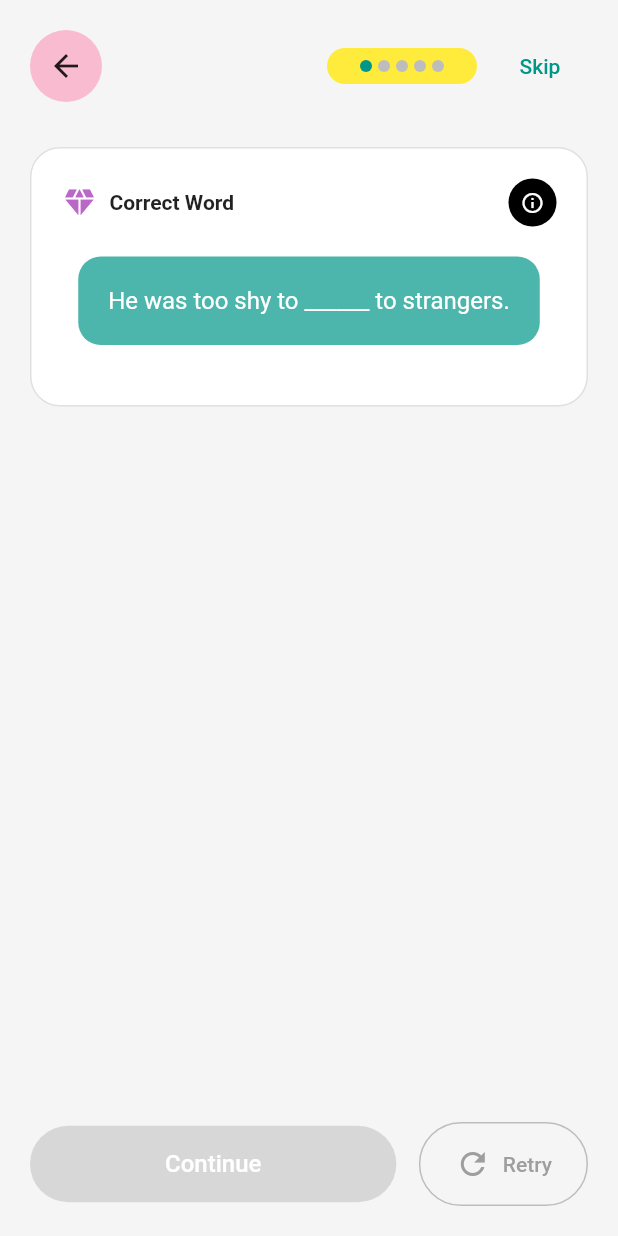
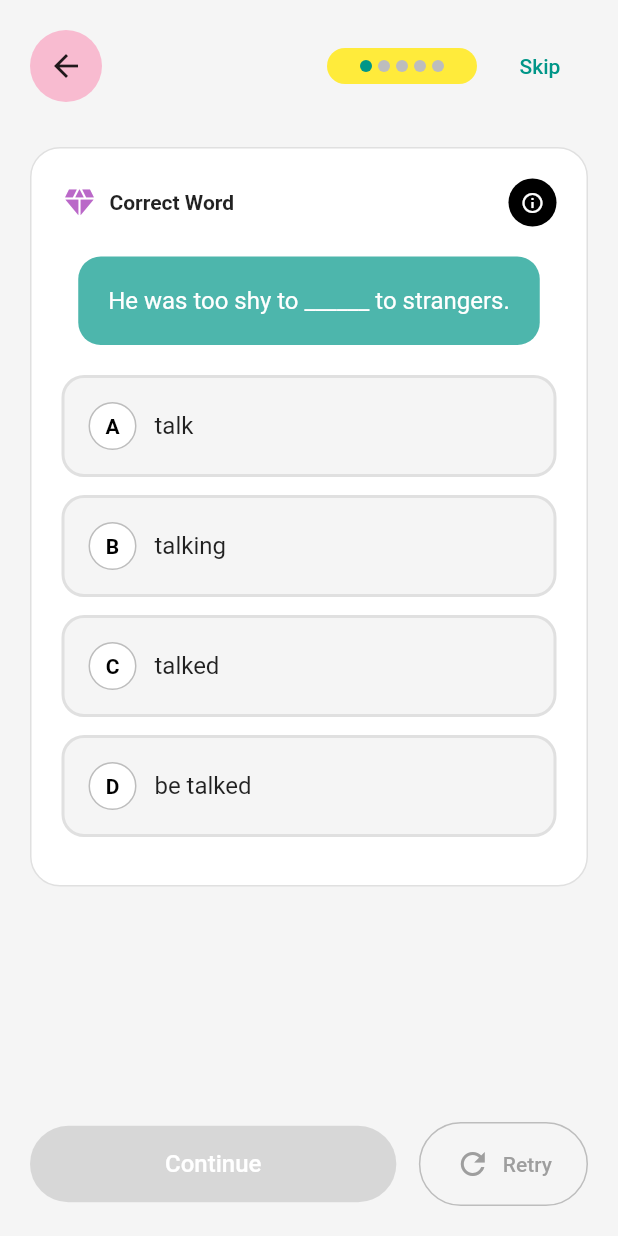
Before and after one commit to tuanbao205/2025_LTTBDD_N04_Nhom_Bao, a Flutter app: the screen it shows after launch, after a tap on "Training Game", on a phone screen of 412 x 824 dp. Run offline on Flutter 3.47's test engine with Material 3 defaults, Android fonts, the phone set to English and light mode, and no system bars.

Commit message:
update quizpage

```diff
--- a/english_quizz/lib/pages/quiz_page.dart
+++ b/english_quizz/lib/pages/quiz_page.dart
@@ -101,6 +101,17 @@ class _QuizPageState extends State<QuizPage> {
 
   int get totalQuestions => questions.length;
 
+  void _checkAnswer(int index) {
+    if (hasAnswered) return;
+
+    setState(() {
+      selectedAnswer = String.fromCharCode(65 + index);
+      hasAnswered = true;
+      if (index == questions[currentQuestion]['correct']) {
+        correctAnswers++;
+      }
+    });
+  }
 
   void _nextQuestion() {
     if (currentQuestion < totalQuestions - 1) {
@@ -258,6 +269,14 @@ class _QuizPageState extends State<QuizPage> {
                       ),
                     ),
                     const SizedBox(height: 20),
+                    ...List.generate(
+                      4,
+                      (index) => _buildAnswerOption(
+                        String.fromCharCode(65 + index),
+                        question['options'][index],
+                        index == question['correct'],
+                      ),
+                    ),
                   ],
                 ),
               ),
@@ -318,4 +337,72 @@ class _QuizPageState extends State<QuizPage> {
       ),
     );
   }
+
+  Widget _buildAnswerOption(String letter, String text, bool isCorrect) {
+    final isSelected = selectedAnswer == letter;
+    final showResult = hasAnswered && isSelected;
+
+    return MouseRegion(
+      cursor: SystemMouseCursors.click,
+      child: GestureDetector(
+        onTap: () => _checkAnswer(letter.codeUnitAt(0) - 65),
+        child: Container(
+          margin: const EdgeInsets.only(bottom: 12),
+          padding: const EdgeInsets.all(16),
+          decoration: BoxDecoration(
+            color: showResult && isCorrect
+                ? Colors.green[100]
+                : showResult && !isCorrect
+                    ? Colors.red[100]
+                    : Colors.grey[100],
+            borderRadius: BorderRadius.circular(15),
+            border: Border.all(
+              color: showResult && isCorrect
+                  ? Colors.green
+                  : showResult && !isCorrect
+                      ? Colors.red
+                      : Colors.grey[300]!,
+              width: 2,
+            ),
+          ),
+          child: Row(
+            children: [
+              Container(
+                width: 32,
+                height: 32,
+                decoration: BoxDecoration(
+                  color: showResult && isCorrect
+                      ? Colors.green
+                      : showResult && !isCorrect
+                          ? Colors.red
+                          : Colors.white,
+                  shape: BoxShape.circle,
+                  border: Border.all(color: Colors.grey[400]!),
+                ),
+                child: Center(
+                  child: Text(
+                    letter,
+                    style: TextStyle(
+                      fontWeight: FontWeight.bold,
+                      color: showResult ? Colors.white : Colors.black,
+                    ),
+                  ),
+                ),
+              ),
+              const SizedBox(width: 12),
+              Text(
+                text,
+                style: const TextStyle(fontSize: 16),
+              ),
+              const Spacer(),
+              if (showResult && isCorrect)
+                const Icon(Icons.check_circle, color: Colors.green)
+              else if (showResult && !isCorrect)
+                const Icon(Icons.cancel, color: Colors.red),
+            ],
+          ),
+        ),
+      ),
+    );
+  }
 }
```
